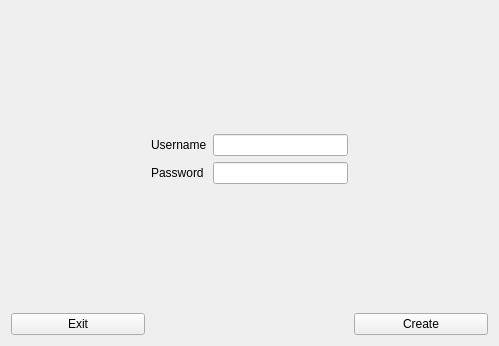
topseli/AppProgramming, file matonet-admin/add_user_view.ui: the form before one commit.
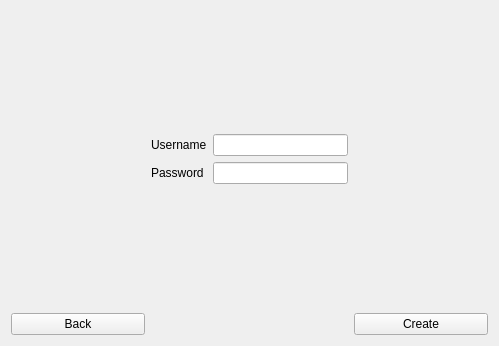
The form after the commit.

Diff of the .ui file:
```diff
--- a/matonet-admin/add_user_view.ui
+++ b/matonet-admin/add_user_view.ui
@@ -27,7 +27,7 @@
    <item row="18" column="0">
     <widget class="QPushButton" name="exit_button">
      <property name="text">
-      <string>Exit</string>
+      <string>Back</string>
      </property>
     </widget>
    </item>
```
Left out of the diff: 2 changed lines with no effect on the pictures.
